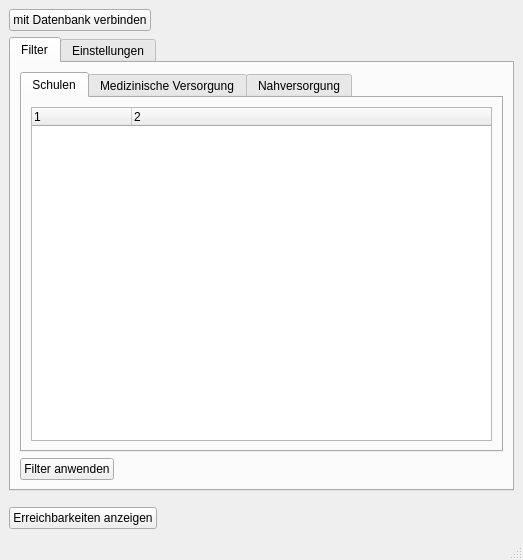
ChrFr/qgis-OTP, file SHKPlugin/shk_plugin_dialog_base.ui: the form before one commit.
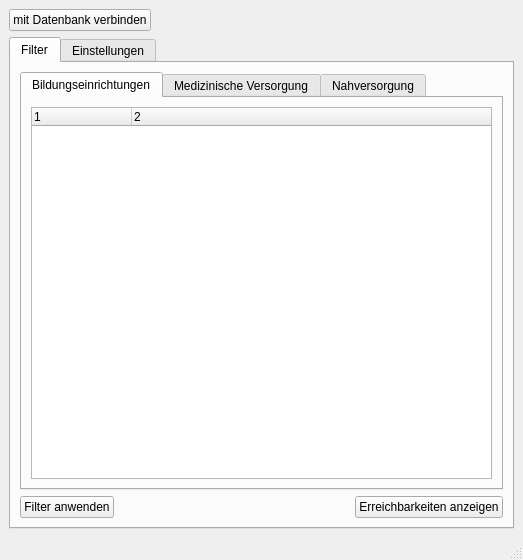
The form after the commit.

Commit message: Update: updating view with filtered values for Bildungseinrichtungen

Patch:
```diff
--- a/SHKPlugin/shk_plugin_dialog_base.ui
+++ b/SHKPlugin/shk_plugin_dialog_base.ui
@@ -56,7 +56,7 @@
           </property>
           <widget class="QWidget" name="schools_tab">
            <attribute name="title">
-            <string>Schulen</string>
+            <string>Bildungseinrichtungen</string>
            </attribute>
            <layout class="QGridLayout" name="gridLayout">
             <item row="1" column="0">
@@ -159,6 +159,13 @@
             </property>
            </spacer>
           </item>
+          <item>
+           <widget class="QPushButton" name="calculate_button">
+            <property name="text">
+             <string>Erreichbarkeiten anzeigen</string>
+            </property>
+           </widget>
+          </item>
          </layout>
         </item>
        </layout>
@@ -319,46 +326,6 @@
       </widget>
      </widget>
     </item>
-    <item>
-     <spacer name="verticalSpacer_2">
-      <property name="orientation">
-       <enum>Qt::Vertical</enum>
-      </property>
-      <property name="sizeType">
-       <enum>QSizePolicy::Fixed</enum>
-      </property>
-      <property name="sizeHint" stdset="0">
-       <size>
-        <width>20</width>
-        <height>10</height>
-       </size>
-      </property>
-     </spacer>
-    </item>
-    <item>
-     <layout class="QHBoxLayout" name="horizontalLayout_2">
-      <item>
-       <widget class="QPushButton" name="calculate_button">
-        <property name="text">
-         <string>Erreichbarkeiten anzeigen</string>
-        </property>
-       </widget>
-      </item>
-      <item>
-       <spacer name="horizontalSpacer_3">
-        <property name="orientation">
-         <enum>Qt::Horizontal</enum>
-        </property>
-        <property name="sizeHint" stdset="0">
-         <size>
-          <width>40</width>
-          <height>20</height>
-         </size>
-        </property>
-       </spacer>
-      </item>
-     </layout>
-    </item>
    </layout>
   </widget>
   <widget class="QMenuBar" name="menubar">
```
Left out of the diff: 2 changed lines with no effect on the pictures. The commit also changes 4 other files.
